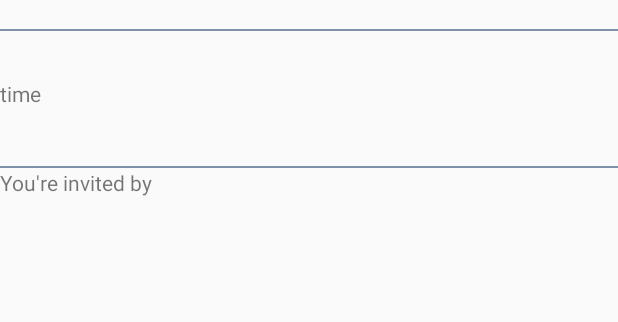
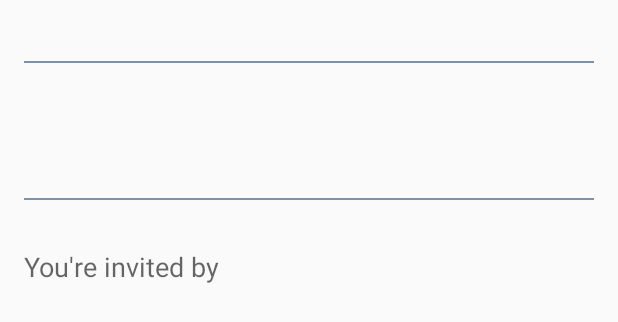
Before and after one commit to kari95/TAM, an Android app: the layout fragment_meal_detail.xml on its own in the app's theme, with its tools: preview values and no code run, on a phone screen of 412 x 824 dp. Shown: the top 322 px of the screen. Run offline under Robolectric (Android 15) with nearby library versions, the phone set to English and light mode, and no system bars.

Commit message:
Methods connected.

```diff
--- a/app/src/main/res/layout/fragment_meal_detail.xml
+++ b/app/src/main/res/layout/fragment_meal_detail.xml
@@ -13,8 +13,10 @@
     android:orientation="vertical"
     android:layout_width="match_parent"
     android:layout_height="match_parent"
+    android:layout_margin="@dimen/margin_normal"
     >
     <TextView
+      style="@style/Base.TextAppearance.AppCompat.Medium"
       android:layout_width="wrap_content"
       android:layout_height="wrap_content"
       android:text="@{viewModel.meal.name}"
@@ -24,17 +26,15 @@
       android:layout_width="wrap_content"
       android:layout_height="wrap_content"
       android:layout_marginTop="@dimen/margin_huge"
-      android:text="time"
+      android:text="@{viewModel.getReadableDate()}"
       />
     <TextView
-      style="@style/Base.TextAppearance.AppCompat.Small"
       android:layout_width="wrap_content"
       android:layout_height="wrap_content"
       android:text='@{String.format("%d %s", viewModel.meal.peopleCount, @string/meal_detail_people_count)}'
       android:drawableRight="@{context.getDrawable(viewModel.meal.gender.icon)}"
       />
     <TextView
-      style="@style/Base.TextAppearance.AppCompat.Small"
       android:id="@+id/gender"
       android:layout_width="wrap_content"
       android:layout_height="wrap_content"
@@ -43,15 +43,17 @@
 
     <View style="@style/Divider"/>
     <TextView
+      style="@style/Base.TextAppearance.AppCompat.Medium"
       android:layout_width="wrap_content"
       android:layout_height="wrap_content"
+      android:layout_marginTop="@dimen/margin_huge"
       android:text="@string/meal_detail_invited_by"
       />
     <TextView
       android:layout_width="wrap_content"
       android:layout_height="wrap_content"
-      android:text="@{viewModel.meal.name}"
-      android:drawableRight="@{context.getDrawable(viewModel.gender.icon)}"
+      android:text="@{viewModel.meal.user.name}"
+      android:drawableRight="@{context.getDrawable(viewModel.meal.user.gender.icon)}"
       />
     <TextView
       android:layout_width="wrap_content"
```
